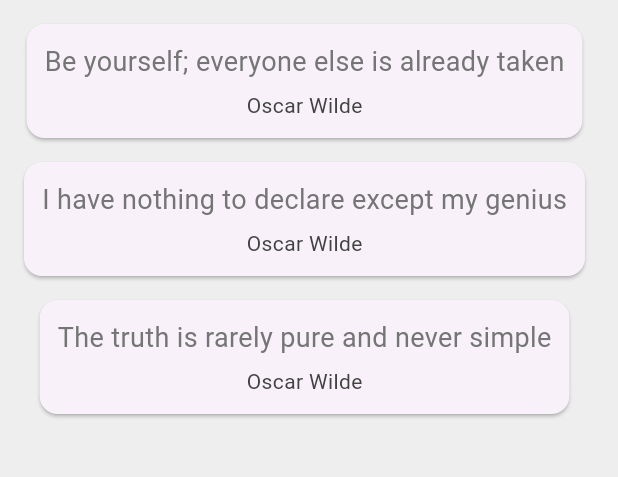
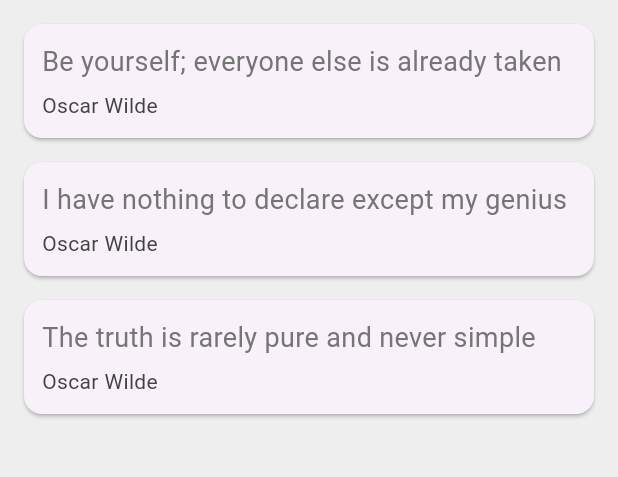
Before and after one commit to ChrisWongAtCUHK/flutter_quotes_app, a Flutter app: the screen it shows after launch, on a phone screen of 412 x 824 dp, the part 84-561 px from its top. Run offline on Flutter 3.47's test engine with Material 2 defaults, Android fonts, the phone set to English and light mode, and no system bars.

Commit message:
Flutter Tutorial for Beginners #19 - Cards

```diff
--- a/lib/main.dart
+++ b/lib/main.dart
@@ -62,7 +62,9 @@ class QuoteListState extends State<QuoteList> {
       margin: const EdgeInsets.fromLTRB(16.0, 16.0, 16.0, 0.0),
       child: Padding(
         padding: const EdgeInsets.all(12.0),
-        child: Column(children: <Widget>[
+        child: Column(
+            crossAxisAlignment: CrossAxisAlignment.stretch,
+            children: <Widget>[
               Text(
                 quote.text,
                 style: TextStyle(
```
Lines whose indentation alone changed are shown as unchanged.
